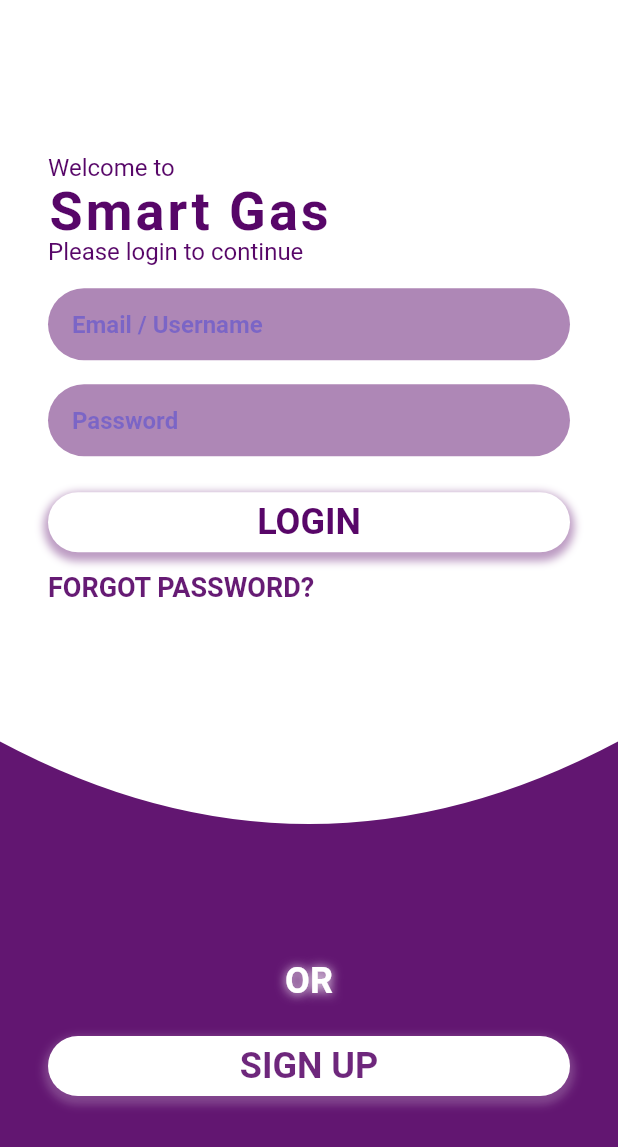
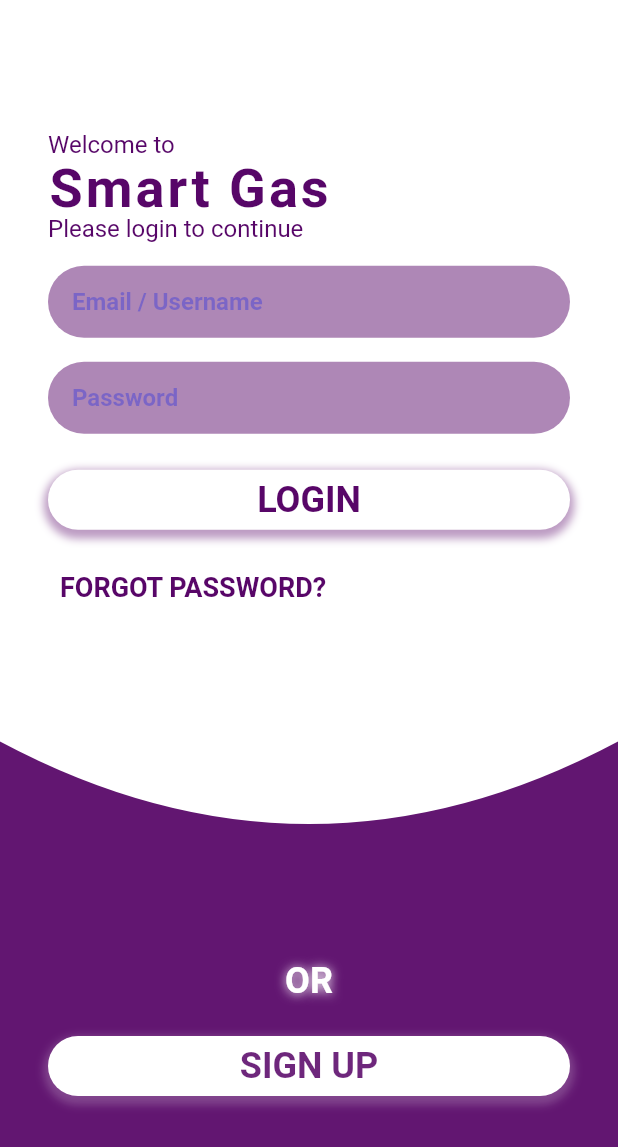
Before and after one commit to Compzool/SmartGas, a Flutter app: the HomePage screen opened by its route, on a phone screen of 412 x 824 dp. Shown: the top 1147 px of the screen. Run offline on Flutter 3.47's test engine with Material 2 defaults, Android fonts, the phone set to English and light mode, and no system bars; our stand-ins replace firebase_auth, firebase_core, flutter_spinkit, fluttericon, get, google_fonts and 1 more; accounts and stored records are empty; network calls fail.

```diff
--- a/lib/pages/login_page.dart
+++ b/lib/pages/login_page.dart
@@ -1,5 +1,8 @@
 import 'package:flutter/material.dart';
+import 'package:get/get.dart';
+import 'package:smartgas/colors/colors.dart';
 import 'package:smartgas/controllers/authentication_controller.dart';
+import 'package:smartgas/pages/forgot_email.dart';
 import 'package:smartgas/widgets/auth_box.dart';
 
 
@@ -99,15 +102,10 @@ class _LoginState extends State<Login> {
         SizedBox(
           height: 16,
         ),
-        Text(
-          "FORGOT PASSWORD?",
-          style: TextStyle(
-            fontSize: 18,
-            fontWeight: FontWeight.bold,
-            //color: Color(0xFF1C1C1C),
-            color: Color.fromARGB(234, 88, 6, 104),
-            height: 1,
-          ),
+        TextButton(
+          onPressed:() => Get.to(()=>ForgotEmail()) ,
+          child: Text("FORGOT PASSWORD?"),
+          style: TextButton.styleFrom(primary: Color.fromARGB(255, 88, 6, 104),textStyle: TextStyle(fontSize:18,fontWeight: FontWeight.bold,height: 1 ,),alignment: Alignment.centerLeft ),
         ),
       ],
     );
```
Also changed, not shown: lib/controllers/authentication_controller.dart (+21 -0 lines), lib/pages/forgot_email.dart (added, +38 -0 lines).
